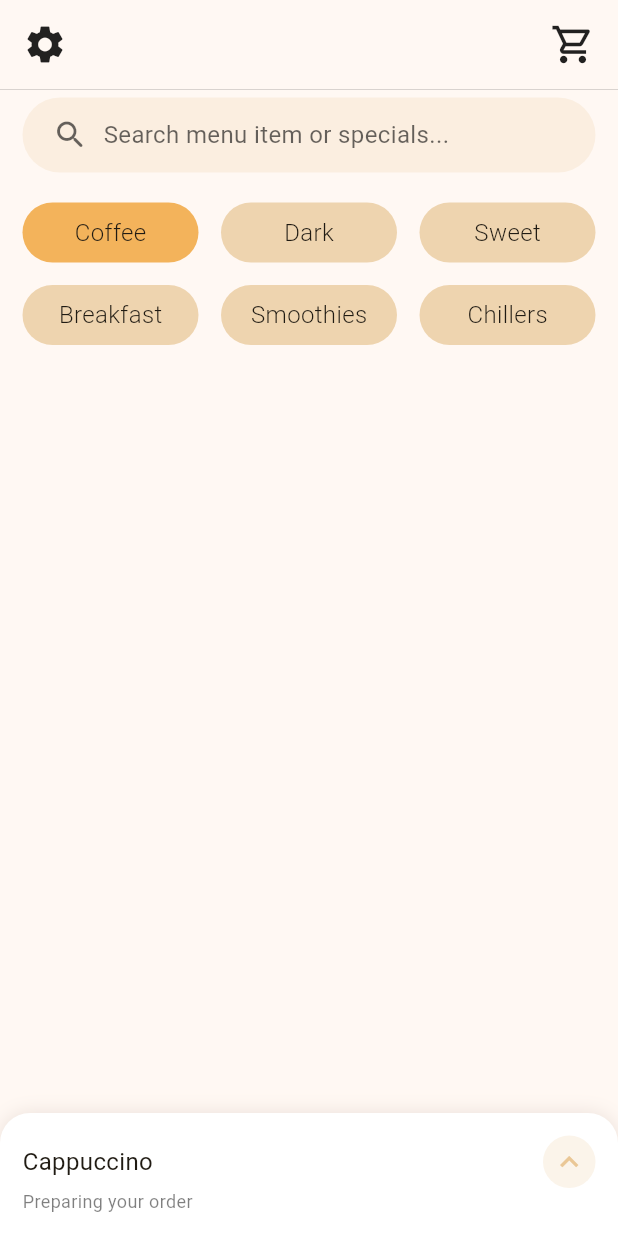
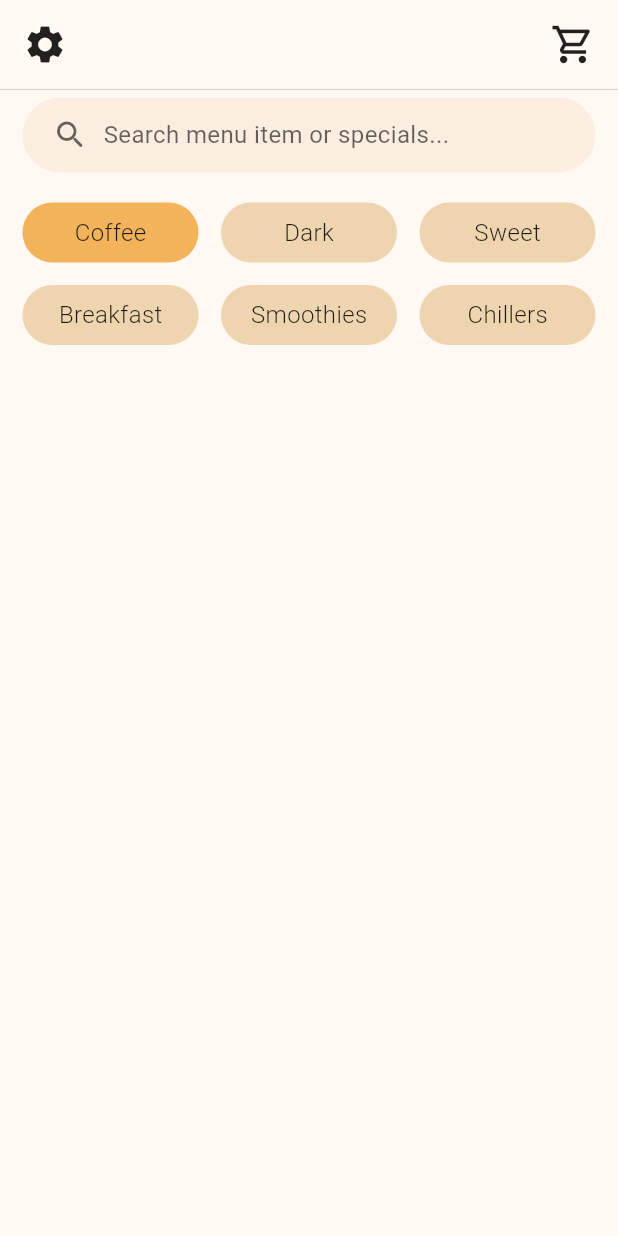
Before and after one commit to loviza53/dine_in, a Flutter app: the screen it shows after launch, on a phone screen of 412 x 824 dp. Run offline on Flutter 3.47's test engine with Material 3 defaults, Android fonts, the phone set to English and light mode, and no system bars; our stand-ins replace cloud_firestore, firebase_core, get; accounts and stored records are empty.

Commit message:
Initial Commit

```diff
--- a/lib/src/app/core/checkout/checkout_screen.dart
+++ b/lib/src/app/core/checkout/checkout_screen.dart
@@ -1,4 +1,3 @@
-import 'package:dine_in/src/app/controllers/order_controller.dart';
 import 'package:get/get.dart';
 import 'package:flutter/material.dart';
 import 'package:dine_in/src/constants/colors.dart';
@@ -6,6 +5,7 @@ import 'package:dine_in/src/constants/values.dart';
 import 'package:cloud_firestore/cloud_firestore.dart';
 import 'package:dine_in/src/app/core/home/home_screen.dart';
 import 'package:dine_in/src/app/controllers/cart_controller.dart';
+import 'package:dine_in/src/app/controllers/order_controller.dart';
 import 'package:dine_in/src/app/core/order_tracking/order_tracking_screen.dart';
 
 class CheckoutScreen extends StatefulWidget {
@@ -345,8 +345,9 @@ class _CheckoutScreenState extends State<CheckoutScreen> {
                       await orderCollection.add({
                         'Items': cartController.cartItems,
                         'Table': selectedTable.value,
+                        'Time': FieldValue.serverTimestamp(),
                       }).then((value) async {
-                        orderController.orderedItems.value = cartController.cartItems;
+                        orderController.orderedItems.value = List.from(cartController.cartItems);
                         orderController.table.value = selectedTable.value;
                         cartController.cartItems.clear();
                         Get.offAll(() => HomeScreen());
--- a/lib/src/app/core/home/home_screen.dart
+++ b/lib/src/app/core/home/home_screen.dart
@@ -7,6 +7,7 @@ import 'package:dine_in/src/app/core/setting/setting.dart';
 import 'package:dine_in/src/app/core/cart/cart_screen.dart';
 import 'package:dine_in/src/app/controllers/cart_controller.dart';
 import 'package:dine_in/src/app/core/item_detail/item_detail.dart';
+import 'package:dine_in/src/app/controllers/order_controller.dart';
 import 'package:dine_in/src/app/core/order_tracking/order_tracking_screen.dart';
 
 class HomeScreen extends StatefulWidget {
@@ -19,7 +20,8 @@ class HomeScreen extends StatefulWidget {
 class _HomeScreenState extends State<HomeScreen> {
   String category = categories.first;
 
-  final CartController controller = Get.find<CartController>();
+  final CartController cartController = Get.find<CartController>();
+  final OrderController orderController = Get.find<OrderController>();
 
   final itemCollection = FirebaseFirestore.instance.collection('Items');
 
@@ -82,7 +84,7 @@ class _HomeScreenState extends State<HomeScreen> {
                             Icons.shopping_cart_outlined,
                             size: 30,
                           ),
-                          if (controller.cartItems.isNotEmpty)
+                          if (cartController.cartItems.isNotEmpty)
                             Positioned(
                               right: 0,
                               top: 0,
@@ -95,7 +97,7 @@ class _HomeScreenState extends State<HomeScreen> {
                                 ),
                                 child: Center(
                                   child: Text(
-                                    controller.cartItems.length.toString(),
+                                    cartController.cartItems.length.toString(),
                                     style: TextStyle(
                                       fontSize: 12,
                                       color: Colors.white,
@@ -261,7 +263,9 @@ class _HomeScreenState extends State<HomeScreen> {
               ),
             ),
           ),
-          Container(
+          Obx(() {
+            if (orderController.orderedItems.isNotEmpty) {
+              return Container(
                 width: double.infinity,
                 padding: EdgeInsets.all(15),
                 decoration: BoxDecoration(
@@ -318,7 +322,11 @@ class _HomeScreenState extends State<HomeScreen> {
                     ),
                   ],
                 ),
-          ),
+              );
+            } else {
+              return SizedBox();
+            }
+          }),
         ],
       ),
     );
```
Lines whose indentation alone changed are shown as unchanged.
